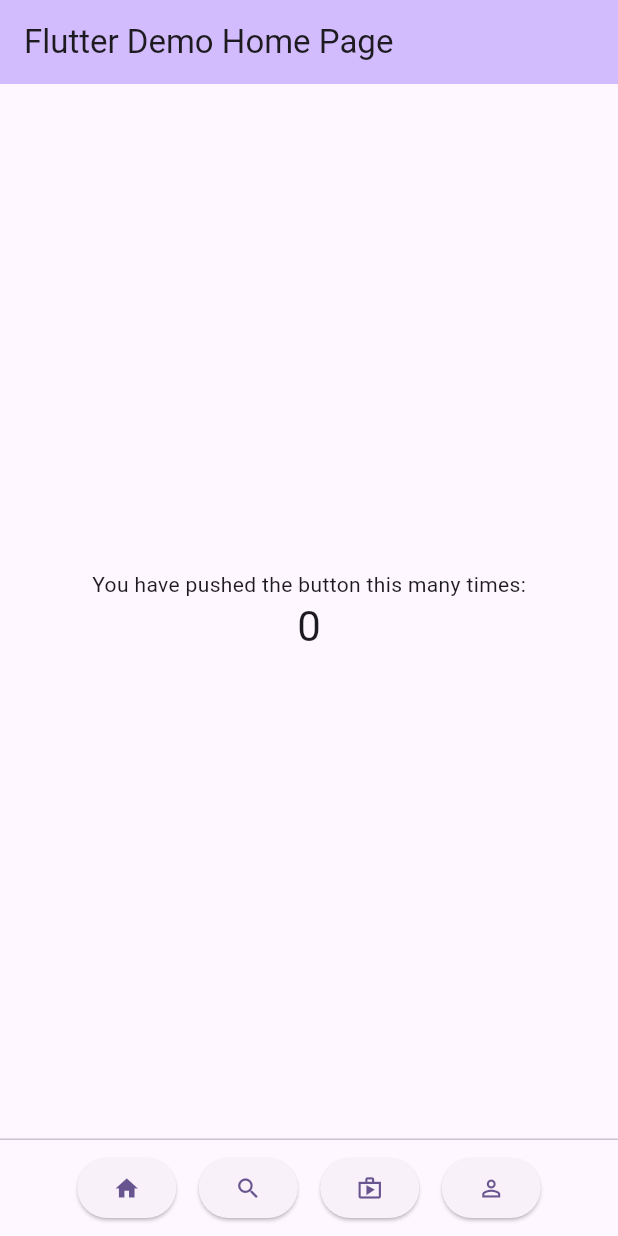
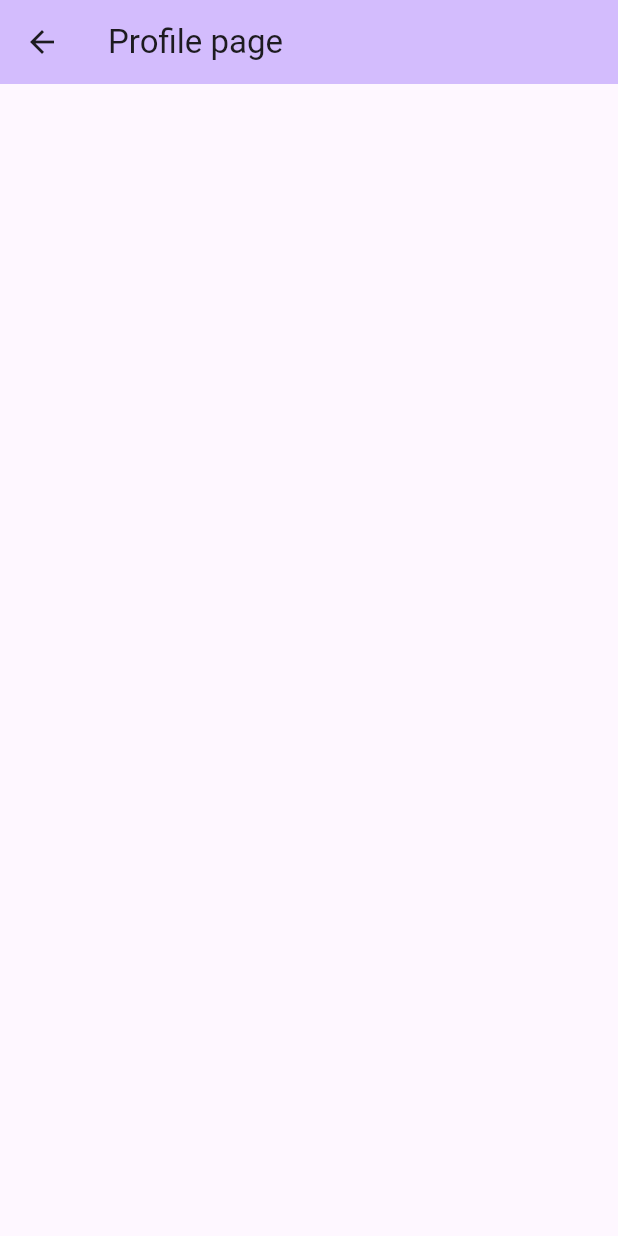
Before and after one commit to YhDiaz/CentralPerk, a Flutter app: the screen it shows after launch, after a tap on the "person outline" icon, on a phone screen of 412 x 824 dp. Run offline on Flutter 3.47's test engine with Material 3 defaults, Android fonts, the phone set to English and light mode, and no system bars.

Commit message:
Add profile page - Add profile page in pages folder. - Implement functionality for profile button: go to profile page. - Implement basic structure for profile button: app bar with title and theme.

```diff
--- a/lib/pages/page_home.dart
+++ b/lib/pages/page_home.dart
@@ -1,3 +1,4 @@
+import 'package:central_perk/pages/page_profile.dart';
 import 'package:central_perk/pages/page_search.dart';
 import 'package:central_perk/pages/page_shop.dart';
 import 'package:flutter/material.dart';
@@ -52,7 +53,7 @@
   {
     setState(()
     {
-
+      Navigator.push(context, MaterialPageRoute(builder: (context) => const ProfilePage(title: 'Profile page')));
     });
   }
 
--- /dev/null
+++ b/lib/pages/page_profile.dart
@@ -0,0 +1,26 @@
+import 'package:flutter/material.dart';
+
+class ProfilePage extends StatefulWidget
+{
+  const ProfilePage({super.key, required this.title});
+  final String title;
+
+  @override
+  State<ProfilePage> createState() => _ProfilePageState();
+}
+
+class _ProfilePageState extends State<ProfilePage>
+{
+  @override
+  Widget build(BuildContext context)
+  {
+    return Scaffold
+    (
+      appBar: AppBar
+      (
+        backgroundColor: Theme.of(context).colorScheme.inversePrimary,
+        title: Text(widget.title),
+      )
+    );
+  }
+}
```
